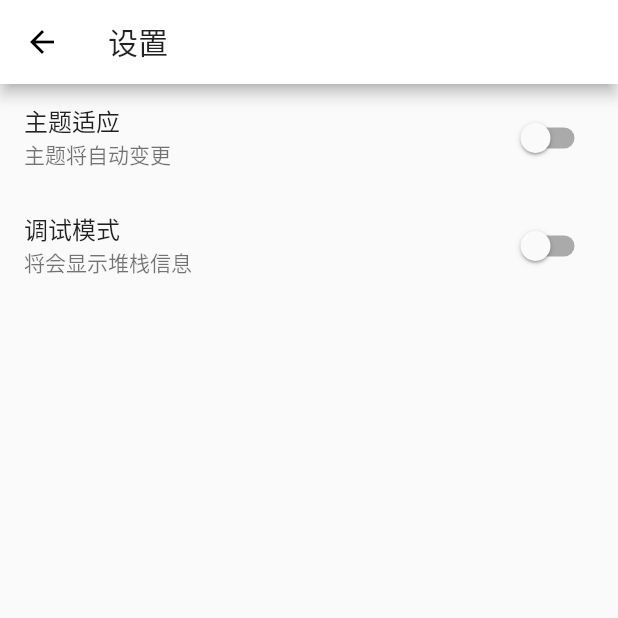
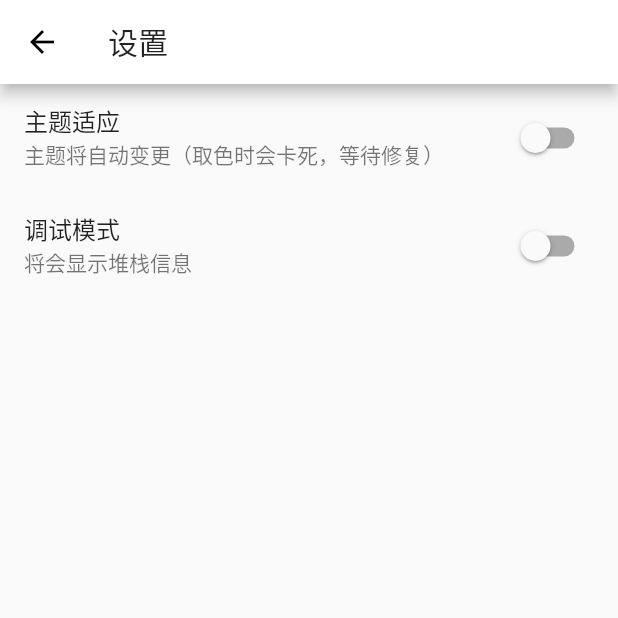
Before and after one commit to KagurazakaHanabi/dailypics, a Flutter app: the screen it shows after launch, in the side drawer, after a tap on "设置", on a phone screen of 412 x 824 dp, the top half of it. Run offline on Flutter 3.47's test engine with Material 2 defaults, Android fonts, the phone set to English and light mode, and no system bars; our stand-ins replace cached_network_image, event_bus, palette_generator, photo_view, share, shared_preferences; missing offline and left inert: material_design_icons; generated files the repository leaves out were written again; network calls fail.

Commit message:
Release v2.5.4β

```diff
--- a/lib/components/viewer.dart
+++ b/lib/components/viewer.dart
@@ -109,6 +109,7 @@ class _ViewerComponentState extends State<ViewerComponent>
       if (!(pref.getBool('pick_color') ?? false)) return;
       PaletteGenerator.fromImageProvider(
         CachedNetworkImageProvider(_data.url),
+        timeout: Duration(seconds: 5),
       ).then((generator) {
         _color = generator.mutedColor?.color;
         _switchTheme();
--- a/lib/pages/about.dart
+++ b/lib/pages/about.dart
@@ -57,7 +57,7 @@ class AboutPageState extends State<AboutPage> {
                       '「无人为孤岛，一图一世界」',
                       style: TextStyle(color: textColor, fontSize: 16),
                     ),
-                    Text('v2.5β', style: TextStyle(color: textColor)),
+                    Text('v2.5.4β', style: TextStyle(color: textColor)),
                   ],
                 ),
               ),
--- a/lib/pages/settings.dart
+++ b/lib/pages/settings.dart
@@ -26,7 +26,7 @@ class _SettingsPageState extends State<SettingsPage> {
             value: _pref?.getBool('pick_color') ?? false,
             onChanged: (val) => setState(() => _setBool('pick_color', val)),
             title: Text('主题适应'),
-            subtitle: Text('主题将自动变更'),
+            subtitle: Text('主题将自动变更（取色时会卡死，等待修复）'),
           ),
           SwitchListTile(
             value: _pref?.getBool('debug') ?? false,
```
Also changed, not shown: 1 other file.
